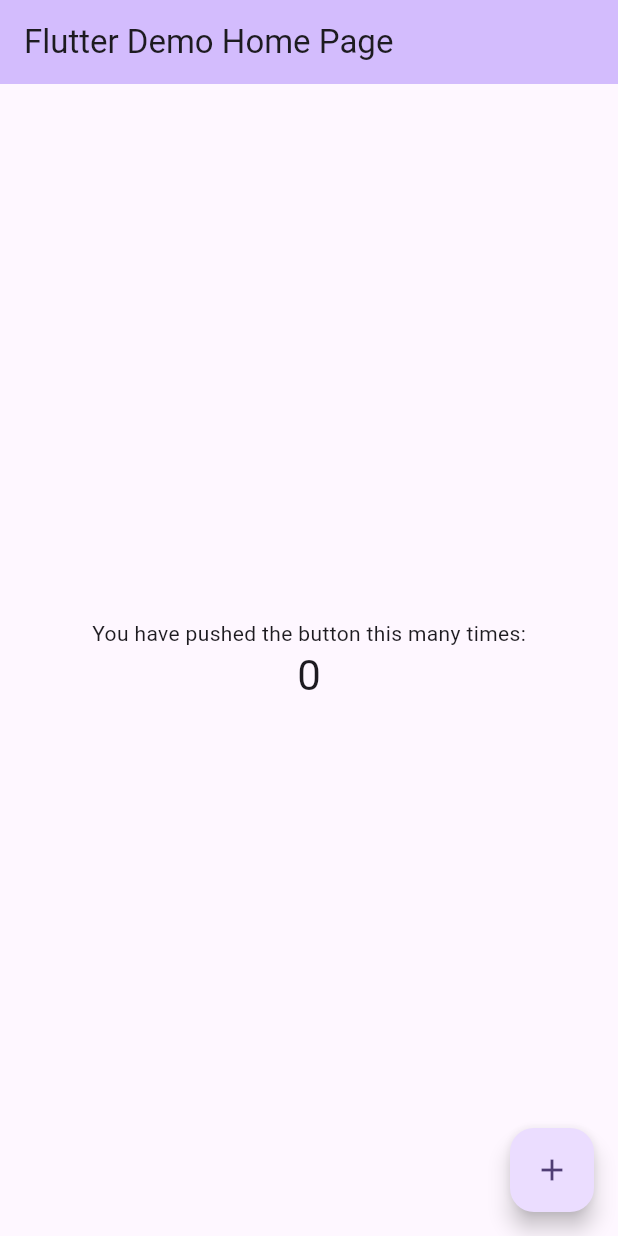
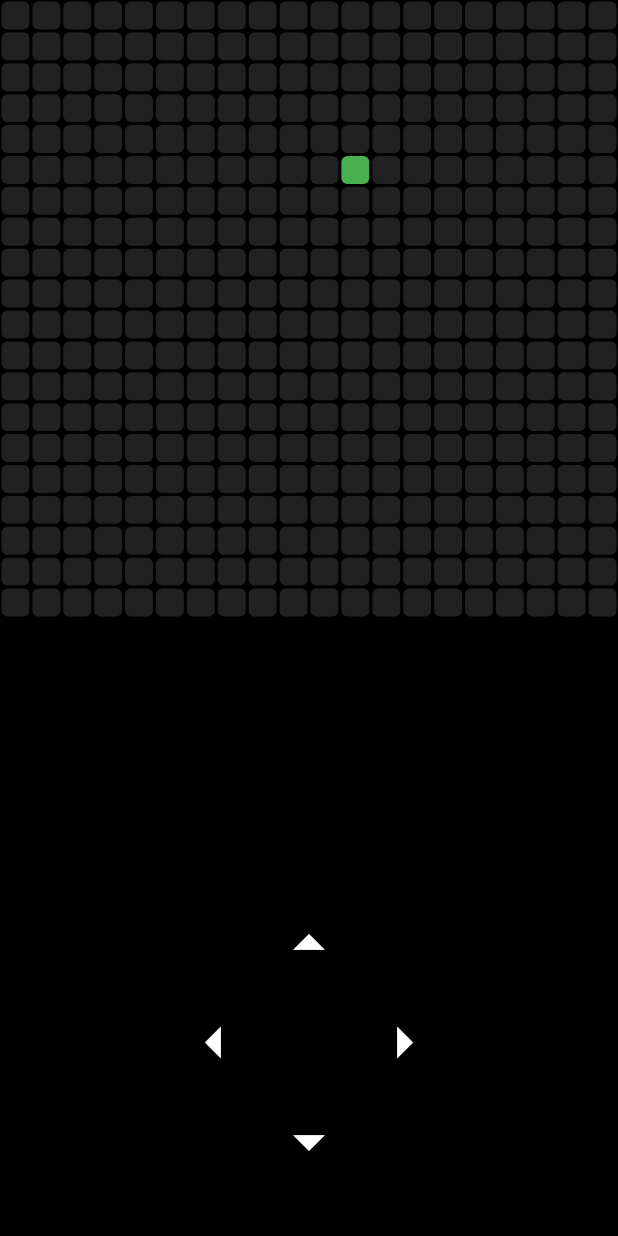
Before and after one commit to PiNereQ/web_game, a Flutter app: the screen it shows after launch, on a phone screen of 412 x 824 dp. Run offline on Flutter 3.47's test engine with Material 3 defaults, Android fonts, the phone set to English and light mode, and no system bars; our stand-ins replace equatable, flutter_bloc.

Commit message:
Added flutter_bloc -> changed architecture to BLoC architecture.

```diff
--- /dev/null
+++ b/lib/bloc/game_bloc.dart
@@ -0,0 +1,49 @@
+import 'dart:async';
+import 'package:flutter_bloc/flutter_bloc.dart';
+import 'package:equatable/equatable.dart';
+
+part 'game_event.dart';
+part 'game_state.dart';
+
+class GameBloc extends Bloc<GameEvent, GameState> {
+  GameBloc() : super(GameState.initial()) {
+    on<StartGame>(_onStartGame);
+    on<MoveSnake>(_onMoveSnake);
+    on<ChangeDirection>(_onChangeDirection);
+  }
+
+  void _onStartGame(StartGame event, Emitter<GameState> emit) {
+    Timer.periodic(const Duration(milliseconds: 300), (timer) {
+      add(MoveSnake());
+    });
+  }
+
+  void _onMoveSnake(MoveSnake event, Emitter<GameState> emit) {
+    int headX = state.headX;
+    int headY = state.headY;
+    final direction = state.direction;
+
+    switch (direction) {
+      case 'up':
+        headY = (headY - 1) % state.gridSize;
+        if (headY < 0) headY += state.gridSize;
+        break;
+      case 'down':
+        headY = (headY + 1) % state.gridSize;
+        break;
+      case 'left':
+        headX = (headX - 1) % state.gridSize;
+        if (headX < 0) headX += state.gridSize;
+        break;
+      case 'right':
+        headX = (headX + 1) % state.gridSize;
+        break;
+    }
+
+    emit(state.copyWith(headX: headX, headY: headY));
+  }
+
+  void _onChangeDirection(ChangeDirection event, Emitter<GameState> emit) {
+    emit(state.copyWith(direction: event.newDirection));
+  }
+}
--- /dev/null
+++ b/lib/bloc/game_event.dart
@@ -0,0 +1,21 @@
+part of 'game_bloc.dart';
+
+abstract class GameEvent extends Equatable {
+  const GameEvent();
+
+  @override
+  List<Object> get props => [];
+}
+
+class StartGame extends GameEvent {}
+
+class MoveSnake extends GameEvent {}
+
+class ChangeDirection extends GameEvent {
+  final String newDirection;
+
+  const ChangeDirection(this.newDirection);
+
+  @override
+  List<Object> get props => [newDirection];
+}
--- /dev/null
+++ b/lib/bloc/game_state.dart
@@ -0,0 +1,41 @@
+part of 'game_bloc.dart';
+
+class GameState extends Equatable {
+  final int headX;
+  final int headY;
+  final String direction;
+  final int gridSize;
+
+  const GameState({
+    required this.headX,
+    required this.headY,
+    required this.direction,
+    required this.gridSize,
+  });
+
+  factory GameState.initial() {
+    return const GameState(
+      headX: 5,
+      headY: 5,
+      direction: 'right',
+      gridSize: 20,
+    );
+  }
+
+  GameState copyWith({
+    int? headX,
+    int? headY,
+    String? direction,
+    int? gridSize,
+  }) {
+    return GameState(
+      headX: headX ?? this.headX,
+      headY: headY ?? this.headY,
+      direction: direction ?? this.direction,
+      gridSize: gridSize ?? this.gridSize,
+    );
+  }
+
+  @override
+  List<Object> get props => [headX, headY, direction, gridSize];
+}
--- a/lib/main.dart
+++ b/lib/main.dart
@@ -1,80 +1,107 @@
 import 'package:flutter/material.dart';
+import 'package:flutter_bloc/flutter_bloc.dart';
+
+import 'bloc/game_bloc.dart';
 
 void main() {
-  runApp(const MyApp());
+  runApp(const WebGame());
 }
 
-class MyApp extends StatelessWidget {
-  const MyApp({super.key});
+class WebGame extends StatelessWidget {
+  const WebGame({super.key});
 
   @override
   Widget build(BuildContext context) {
     return MaterialApp(
-      title: 'Flutter Demo',
+      title: 'Simple Snake Game',
       theme: ThemeData(
-        colorScheme: ColorScheme.fromSeed(seedColor: Colors.deepPurple),
-        useMaterial3: true,
+        primarySwatch: Colors.green,
       ),
-      home: const MyHomePage(title: 'Flutter Demo Home Page'),
+      home: BlocProvider(
+        create: (_) => GameBloc()..add(StartGame()),
+        child: const WebGameScreen(),
+      ),
+      debugShowCheckedModeBanner: false,
     );
   }
 }
 
-class MyHomePage extends StatefulWidget {
-  const MyHomePage({super.key, required this.title});
-
-  final String title;
-
-  @override
-  State<MyHomePage> createState() => _MyHomePageState();
-}
-
-class _MyHomePageState extends State<MyHomePage> {
-  int _counter = 0;
-
-  void _incrementCounter() {
-    setState(() {
-      _counter++;
-    });
-  }
-
-  void _decrementCounter() {
-    setState(() {
-      _counter--;
-    });
-  }
-
+class WebGameScreen extends StatelessWidget {
+  const WebGameScreen({super.key});
 
   @override
   Widget build(BuildContext context) {
+    return Scaffold(
+      backgroundColor: Colors.black,
+      body: Column(
+        mainAxisAlignment: MainAxisAlignment.center,
+        children: [
+          Expanded(
+            child: BlocBuilder<GameBloc, GameState>(
+              builder: (context, state) {
+                return GridView.builder(
+                  physics: const NeverScrollableScrollPhysics(),
+                  gridDelegate: SliverGridDelegateWithFixedCrossAxisCount(
+                    crossAxisCount: state.gridSize,
+                  ),
+                  itemCount: state.gridSize * state.gridSize,
+                  itemBuilder: (context, index) {
+                    int x = index % state.gridSize;
+                    int y = index ~/ state.gridSize;
+                    bool isHead = (state.headX == x && state.headY == y);
 
-    return Scaffold(
-      appBar: AppBar(
-
-        backgroundColor: Theme.of(context).colorScheme.inversePrimary,
-
-        title: Text(widget.title),
+                    return Container(
+                      margin: const EdgeInsets.all(1),
+                      decoration: BoxDecoration(
+                        color: isHead ? Colors.green : Colors.grey[900],
+                        borderRadius: BorderRadius.circular(4),
                       ),
-      body: Center(
-
+                    );
+                  },
+                );
+              },
+            ),
+          ),
+          const SizedBox(height: 20),
+          // Movement Buttons
+          Padding(
+            padding: const EdgeInsets.only(bottom: 30),
             child: Column(
-
+              children: [
+                IconButton(
+                  iconSize: 50,
+                  color: Colors.white,
+                  icon: const Icon(Icons.arrow_drop_up),
+                  onPressed: () => context.read<GameBloc>().add(const ChangeDirection('up')),
+                ),
+                Row(
                   mainAxisAlignment: MainAxisAlignment.center,
-          children: <Widget>[
-            const Text(
-              'You have pushed the button this many times:',
+                  children: [
+                    IconButton(
+                      iconSize: 50,
+                      color: Colors.white,
+                      icon: const Icon(Icons.arrow_left),
+                      onPressed: () => context.read<GameBloc>().add(const ChangeDirection('left')),
                     ),
-            Text(
-              '$_counter',
-              style: Theme.of(context).textTheme.headlineMedium,
+                    const SizedBox(width: 60),
+                    IconButton(
+                      iconSize: 50,
+                      color: Colors.white,
+                      icon: const Icon(Icons.arrow_right),
+                      onPressed: () => context.read<GameBloc>().add(const ChangeDirection('right')),
+                    ),
+                  ],
+                ),
+                IconButton(
+                  iconSize: 50,
+                  color: Colors.white,
+                  icon: const Icon(Icons.arrow_drop_down),
+                  onPressed: () => context.read<GameBloc>().add(const ChangeDirection('down')),
                 ),
               ],
             ),
           ),
-      floatingActionButton: FloatingActionButton(
-        onPressed: _incrementCounter,
-        tooltip: 'Increment',
-        child: const Icon(Icons.add),
+        ],
       ),
     );
   }
--- a/pubspec.yaml
+++ b/pubspec.yaml
@@ -35,6 +35,8 @@ dependencies:
   # The following adds the Cupertino Icons font to your application.
   # Use with the CupertinoIcons class for iOS style icons.
   cupertino_icons: ^1.0.6
+  equatable: ^2.0.7
+  flutter_bloc: ^9.1.0
 
 dev_dependencies:
   flutter_test:
```
Also changed, not shown: pubspec.lock. Lines whose indentation alone changed are shown as unchanged.
